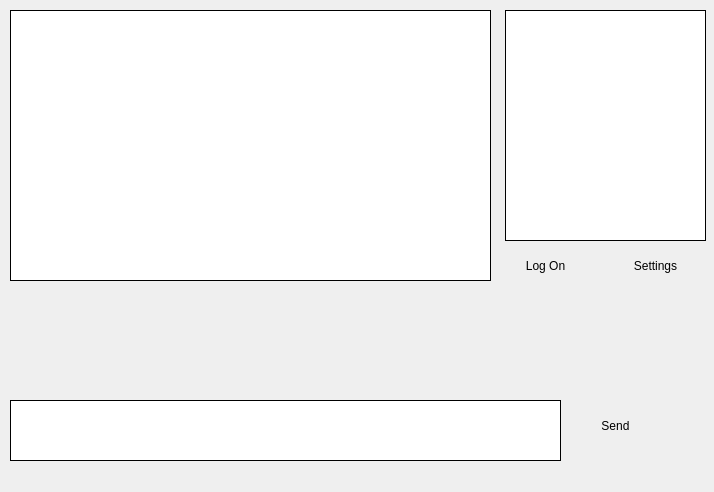
Before: the Qt Designer form desktop-client/src/widget.ui in karthagokul/ChitChat, drawn with Qt 5.
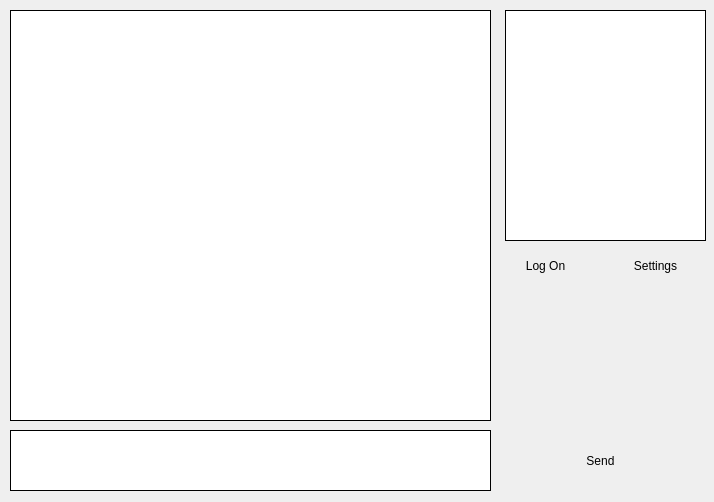
After: the same form once the commit is applied. Custom widgets are drawn as their Qt base class.

What changed in the file:
```diff
--- a/desktop-client/src/widget.ui
+++ b/desktop-client/src/widget.ui
@@ -7,7 +7,7 @@
     <x>0</x>
     <y>0</y>
     <width>714</width>
-    <height>492</height>
+    <height>502</height>
    </rect>
   </property>
   <property name="windowTitle">
@@ -35,7 +35,7 @@
      <x>10</x>
      <y>10</y>
      <width>481</width>
-     <height>271</height>
+     <height>411</height>
     </rect>
    </property>
    <property name="frameShape">
@@ -55,10 +55,10 @@
   <widget class="QPushButton" name="sendButton">
    <property name="geometry">
     <rect>
-     <x>570</x>
-     <y>400</y>
-     <width>91</width>
-     <height>51</height>
+     <x>510</x>
+     <y>440</y>
+     <width>181</width>
+     <height>41</height>
     </rect>
    </property>
    <property name="styleSheet">
@@ -75,8 +75,8 @@
    <property name="geometry">
     <rect>
      <x>10</x>
-     <y>400</y>
-     <width>551</width>
+     <y>430</y>
+     <width>481</width>
      <height>61</height>
     </rect>
    </property>
@@ -90,10 +90,10 @@
   <widget class="EmotiSelectorWidget" name="emotiWidget" native="true">
    <property name="geometry">
     <rect>
-     <x>10</x>
-     <y>290</y>
-     <width>531</width>
-     <height>91</height>
+     <x>510</x>
+     <y>300</y>
+     <width>191</width>
+     <height>121</height>
     </rect>
    </property>
   </widget>
```
